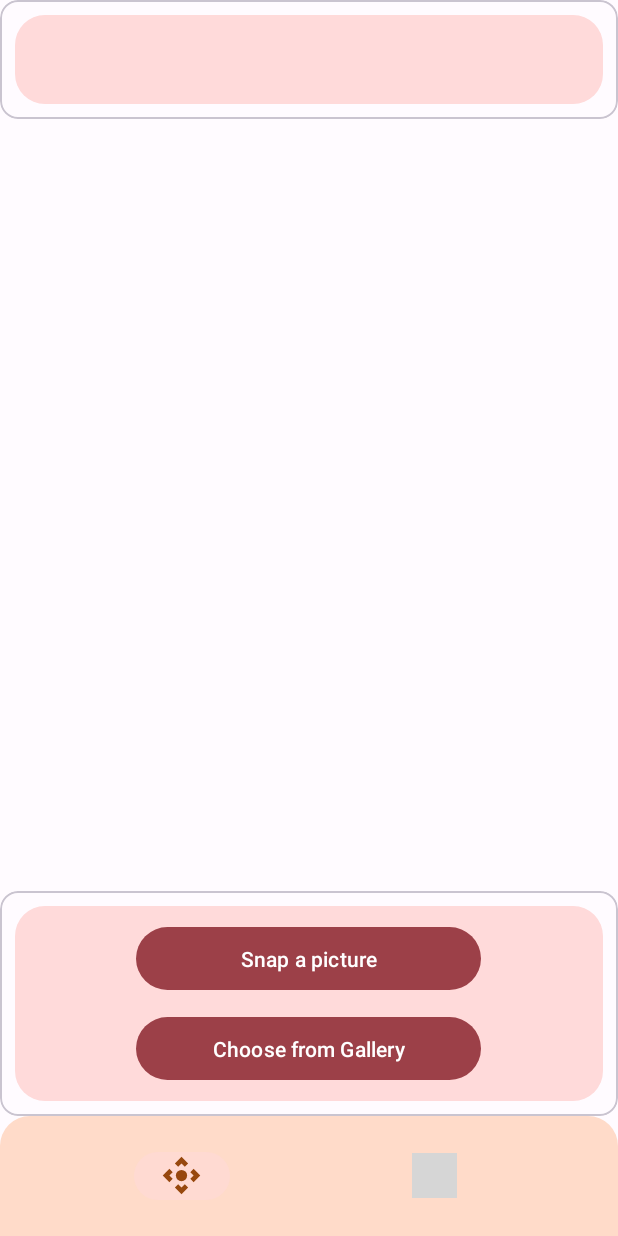
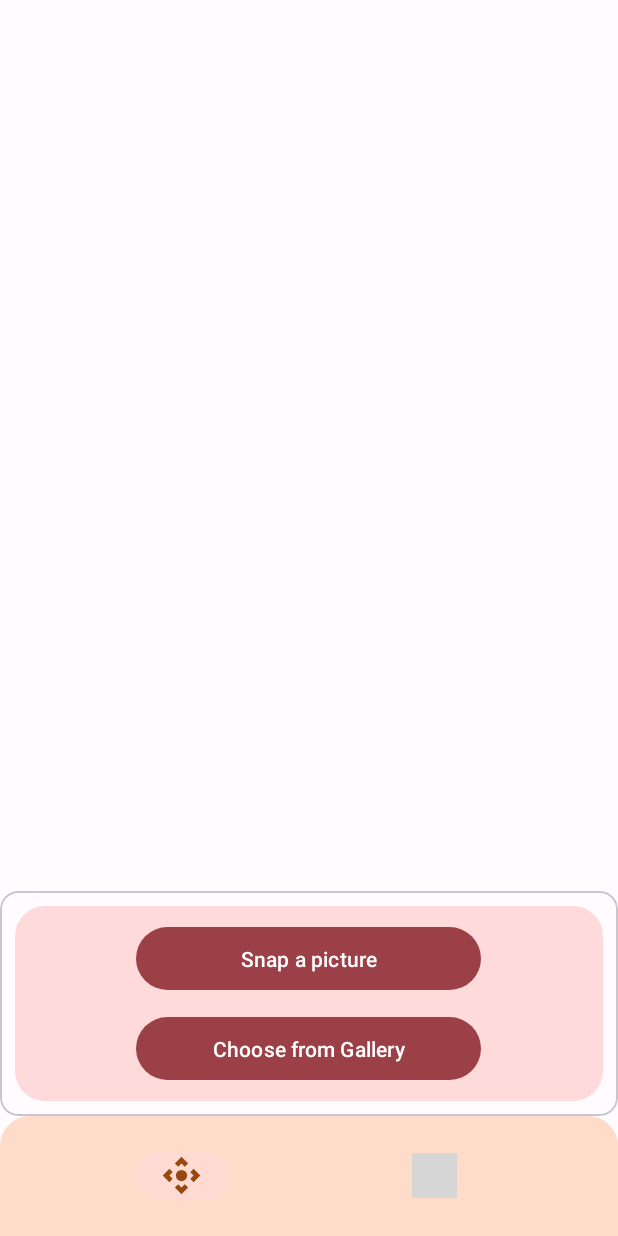
Before and after one commit to shevyakhov/AutoSnap, an Android app: the screen it shows after launch (MainActivity), on a phone screen of 412 x 824 dp. Run offline under Robolectric (Android 15) with nearby library versions, the phone set to English and light mode, and no system bars; our stand-ins replace navigation-ui; libraries missing offline, so code that uses them is left out: com.google.mlkit.vision; 2 statements that could not run were skipped; grey boxes are pictures that could not be loaded.

Commit message:
small fix

```diff
--- a/app/src/main/java/com/example/autosnap/ui/translation/TranslationViewModel.kt
+++ b/app/src/main/java/com/example/autosnap/ui/translation/TranslationViewModel.kt
@@ -1,7 +1,6 @@
 package com.example.autosnap.ui.translation
 
 import android.app.Application
-import android.util.Log
 import android.widget.Toast
 import androidx.lifecycle.AndroidViewModel
 import androidx.lifecycle.MutableLiveData
--- a/app/src/main/res/layout/fragment_text_recognition.xml
+++ b/app/src/main/res/layout/fragment_text_recognition.xml
@@ -4,20 +4,6 @@
     android:layout_width="match_parent"
     android:layout_height="match_parent"
     tools:context=".ui.text_recognition.TextRecognitionFragment">
-
-    <com.google.android.material.card.MaterialCardView
-        android:id="@+id/cardViewText"
-        android:layout_width="match_parent"
-        android:layout_height="wrap_content"
-        android:layout_alignParentTop="true"
-        android:layout_centerHorizontal="true">
-
-        <RelativeLayout
-            android:layout_width="match_parent"
-
-            android:layout_height="match_parent"
-            android:layout_margin="10dp"
-            android:background="@drawable/round_corners">
 
     <TextView
         android:id="@+id/text"
@@ -27,10 +13,6 @@
         android:layout_centerHorizontal="true"
         android:padding="20dp"
         android:textColor="@color/md_theme_light_onPrimary" />
-        </RelativeLayout>
-
-
-    </com.google.android.material.card.MaterialCardView>
 
 
     <com.google.android.material.card.MaterialCardView
@@ -79,7 +61,7 @@
         android:layout_width="wrap_content"
         android:layout_height="wrap_content"
         android:layout_above="@id/cardView"
-        android:layout_below="@id/cardViewText"
+        android:layout_below="@id/text"
         android:layout_centerInParent="true"
         android:layout_gravity="center"
         android:layout_marginStart="20dp"
--- a/app/src/main/res/layout/translation_item.xml
+++ b/app/src/main/res/layout/translation_item.xml
@@ -2,7 +2,7 @@
 <RelativeLayout xmlns:android="http://schemas.android.com/apk/res/android"
     xmlns:tools="http://schemas.android.com/tools"
     android:layout_width="match_parent"
-    android:layout_height="wrap_content"    >
+    android:layout_height="wrap_content">
 
     <com.google.android.material.textview.MaterialTextView
         android:id="@+id/textView"
@@ -14,8 +14,9 @@
         android:layout_toStartOf="@id/translateBtn"
         android:background="@drawable/recycler_item_start"
         android:ellipsize="end"
-        android:maxLines="5"
+        android:maxEms="30"
         android:padding="10dp"
+        android:singleLine="false"
         android:textColor="@color/md_theme_light_primary"
         android:textSize="20sp"
         tools:text="md_theme_light_primarymd_theme_light_primarymd_theme_light_primarymd_theme_light_primarymd_theme_light_primarymd_theme_light_primary" />
```
Also changed, not shown: app/src/main/java/com/example/autosnap/ui/translation/TranslationFragment.kt (+6 -4 lines). Lines whose indentation alone changed are shown as unchanged.
